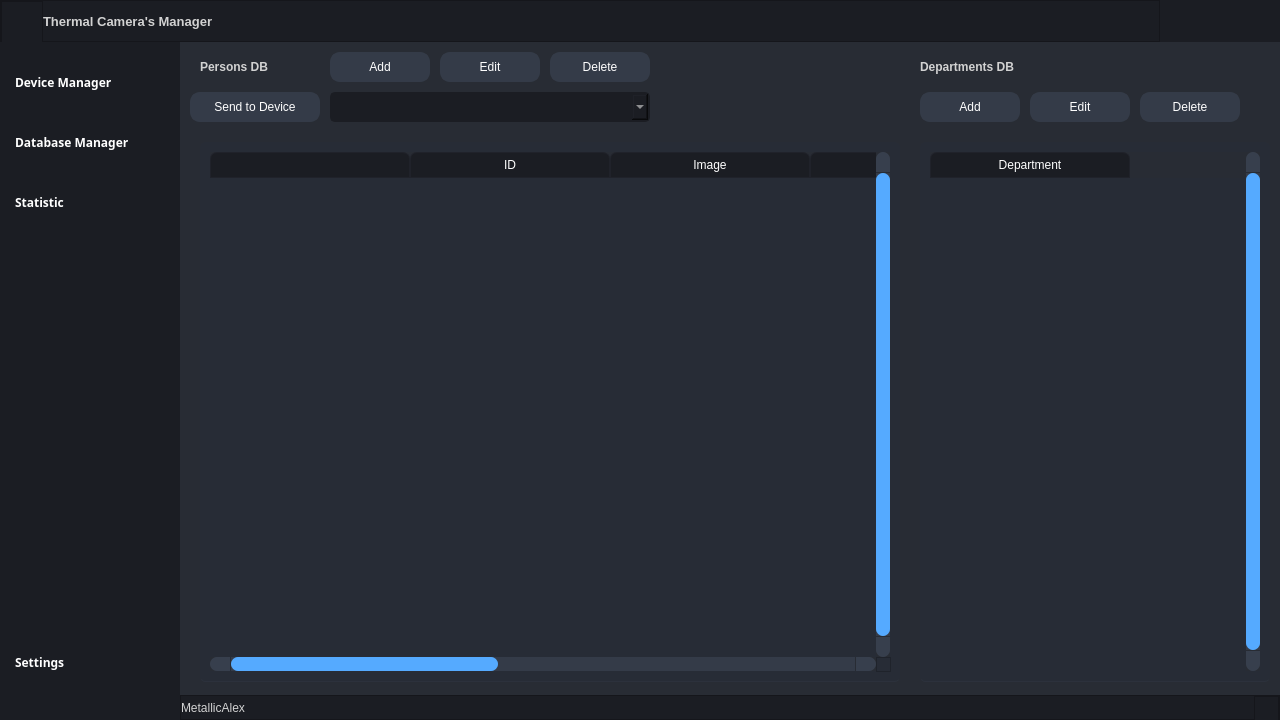
Above: widget/forms/form_main.ui from MetallicAlex/Thermal-Camera before the change. Below: the same form after it.
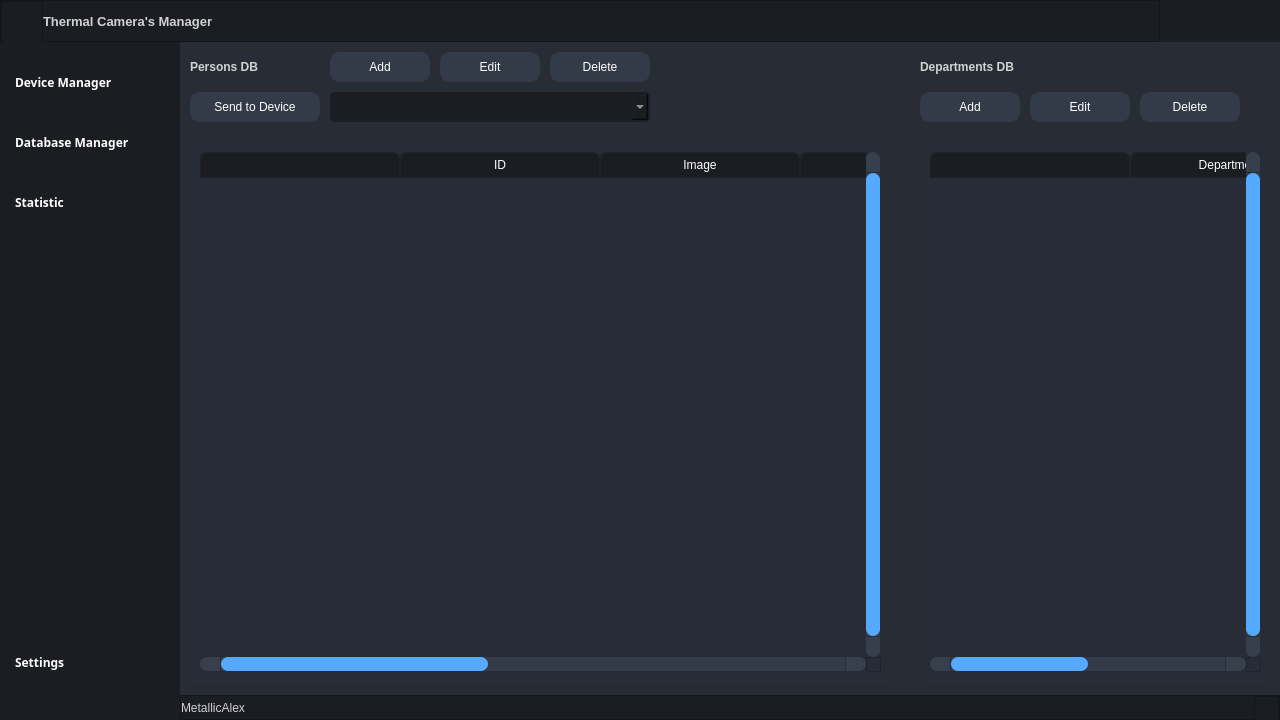
That is the form after the change. Icons and pictures are not drawn.

Diff of the .ui file:
```diff
--- a/widget/forms/form_main.ui
+++ b/widget/forms/form_main.ui
@@ -1603,7 +1603,7 @@
               <widget class="QTableWidget" name="table_persons">
                <property name="geometry">
                 <rect>
-                 <x>20</x>
+                 <x>10</x>
                  <y>100</y>
                  <width>700</width>
                  <height>540</height>
@@ -1923,31 +1923,49 @@
                 <property name="text">
                  <string>ID</string>
                 </property>
+                <property name="textAlignment">
+                 <set>AlignCenter</set>
+                </property>
                </column>
                <column>
                 <property name="text">
                  <string>Image</string>
                 </property>
+                <property name="textAlignment">
+                 <set>AlignCenter</set>
+                </property>
                </column>
                <column>
                 <property name="text">
                  <string>Name</string>
                 </property>
+                <property name="textAlignment">
+                 <set>AlignCenter</set>
+                </property>
                </column>
                <column>
                 <property name="text">
                  <string>Department</string>
                 </property>
+                <property name="textAlignment">
+                 <set>AlignCenter</set>
+                </property>
                </column>
                <column>
                 <property name="text">
                  <string>Gender</string>
                 </property>
+                <property name="textAlignment">
+                 <set>AlignCenter</set>
+                </property>
                </column>
                <column>
                 <property name="text">
                  <string>Phone Number</string>
                 </property>
+                <property name="textAlignment">
+                 <set>AlignCenter</set>
+                </property>
                </column>
               </widget>
               <widget class="QPushButton" name="button_delete_person">
@@ -2394,7 +2412,7 @@
                 <number>0</number>
                </property>
                <property name="columnCount">
-                <number>1</number>
+                <number>2</number>
                </property>
                <attribute name="horizontalHeaderVisible">
                 <bool>true</bool>
@@ -2417,6 +2435,15 @@
                <attribute name="verticalHeaderStretchLastSection">
                 <bool>true</bool>
                </attribute>
+               <column>
+                <property name="text">
+                 <string/>
+                </property>
+                <property name="icon">
+                 <iconset resource="../files.qrc">
+                  <normaloff>:/24x24/data/resources/icons/24x24/cil-uncheck-circle.png</normaloff>:/24x24/data/resources/icons/24x24/cil-uncheck-circle.png</iconset>
+                </property>
+               </column>
                <column>
                 <property name="text">
                  <string>Department</string>
@@ -2583,7 +2610,7 @@
               <widget class="QLabel" name="label">
                <property name="geometry">
                 <rect>
-                 <x>20</x>
+                 <x>10</x>
                  <y>10</y>
                  <width>121</width>
                  <height>30</height>
```
Left out of the diff: 21 changed lines with no effect on the pictures.
